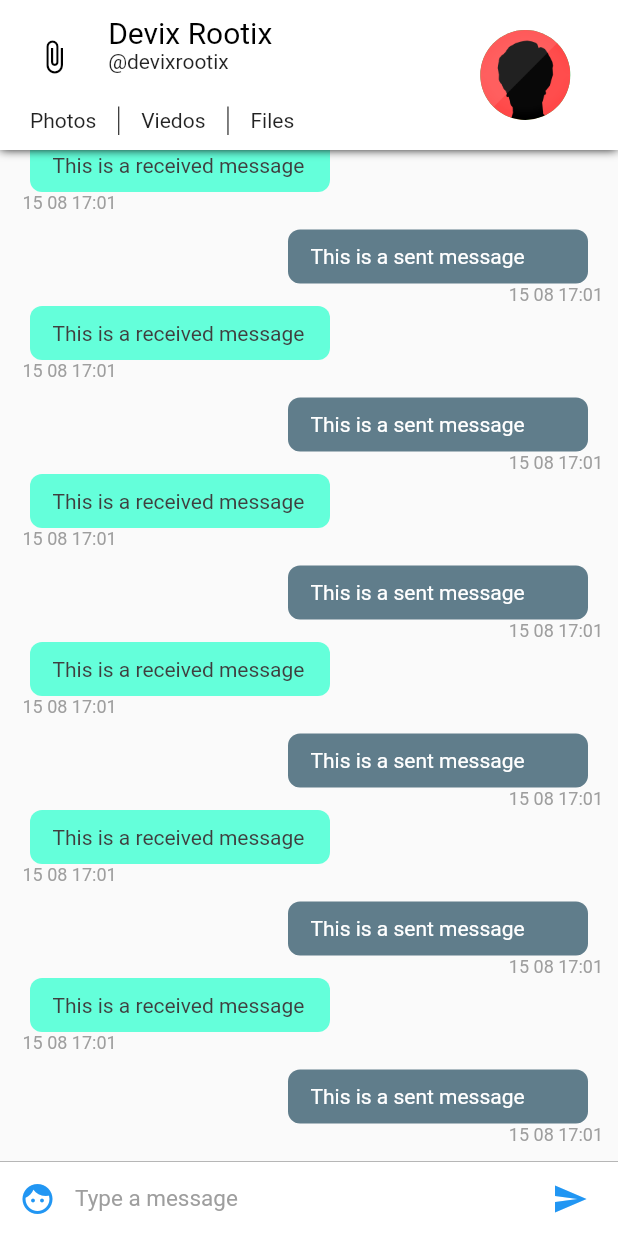
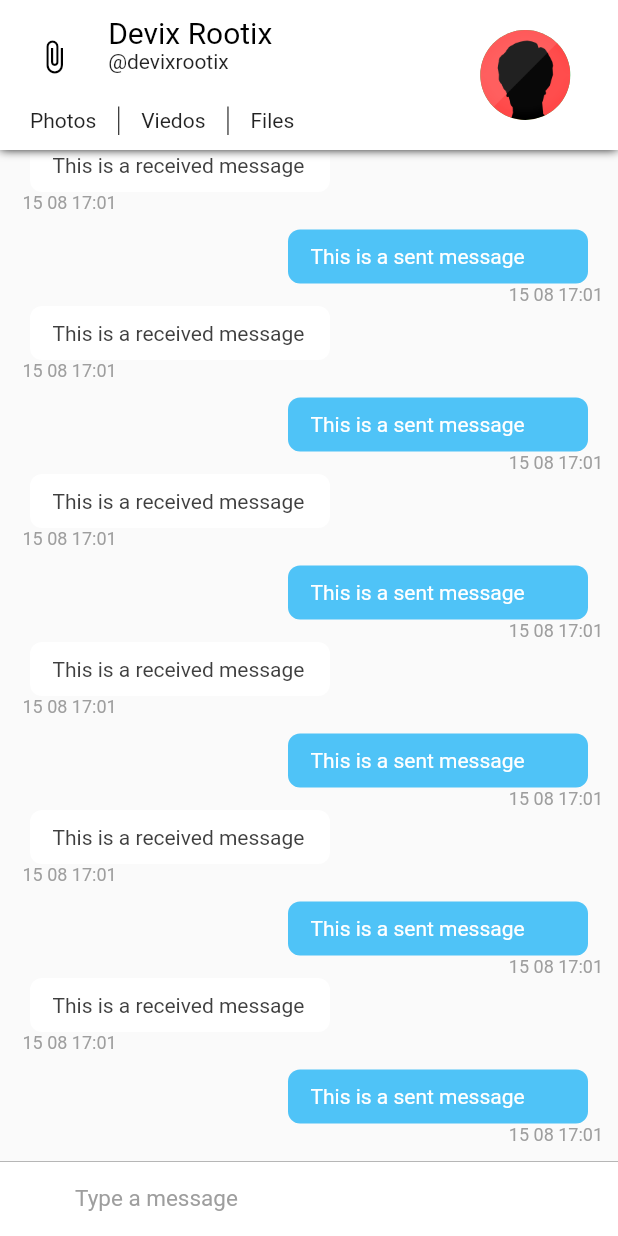
Before and after one commit to root5427/nuntius, a Flutter app: the screen it shows after launch, on a phone screen of 412 x 824 dp. Run offline on Flutter 3.47's test engine with Material 2 defaults, Android fonts, the phone set to English and light mode, and no system bars.

Commit message:
Some style improvements

```diff
--- a/lib/config/Palette.dart
+++ b/lib/config/Palette.dart
@@ -2,14 +2,16 @@ import 'package:flutter/material.dart';
 
 // Color palette for the app
 class Palette {
-  static Color primaryColor = Colors.blue;
+  static Color primaryColor = Colors.white;
+  static Color accentColor = Color(0xff4fc3f7);
   static Color secondaryColor = Colors.black;
   static Color primaryTextColor = Colors.black;
   static Color secondaryTextColor = Colors.black87;
   static Color primaryBackgroundColor = Colors.white;
-  static Color selfMessageBackgroundColor = Colors.blueGrey;
-  static Color otherMessageBackgroundColor = Colors.tealAccent;
+  static Color selfMessageBackgroundColor = Color(0xff4fc3f7);
+  static Color otherMessageBackgroundColor = Colors.white;
   static Color selfMessageColor = Colors.white;
   static Color otherMessageColor = Color(0xff3f3f3f);
   static Color greyColor = Colors.grey;
+  static Color chatBackgroundColor = Color(0xfffafafa);
 }
--- /dev/null
+++ b/lib/config/Styles.dart
@@ -0,0 +1,24 @@
+import 'package:flutter/material.dart';
+import 'Palette.dart';
+
+class Styles {
+  static TextStyle textHeading = TextStyle(
+    color: Palette.primaryTextColor,
+    fontSize: 20.0,
+  );
+  static TextStyle subHeading = TextStyle(
+    color: Palette.primaryTextColor,
+    fontSize: 14.0,
+  );
+  static TextStyle text = TextStyle(
+    color: Palette.secondaryTextColor,
+  );
+  static TextStyle subText = TextStyle(
+    color: Palette.greyColor,
+  );
+  static TextStyle date = TextStyle(
+    color: Palette.greyColor,
+    fontSize: 12.0,
+    fontStyle: FontStyle.normal,
+  );
+}
--- a/lib/widgets/ChatAppBar.dart
+++ b/lib/widgets/ChatAppBar.dart
@@ -1,16 +1,13 @@
 import 'package:flutter/material.dart';
 import '../config/Assets.dart';
 import '../config/Palette.dart';
+import '../config/Styles.dart';
 
 class ChatAppBar extends StatelessWidget implements PreferredSizeWidget {
   final double height = 100.0;
   const ChatAppBar();
   @override
   Widget build(BuildContext context) {
-    var textHeading = TextStyle(color: Palette.primaryTextColor, fontSize: 20);
-    var textStyle = TextStyle(color: Palette.secondaryTextColor);
-
-    // double width = MediaQuery.of(context).size.width;
     return Material(
       child: Container(
         decoration: new BoxDecoration(boxShadow: [
@@ -58,8 +55,9 @@ class ChatAppBar extends StatelessWidget implements PreferredSizeWidget {
                                       mainAxisSize: MainAxisSize.min,
                                       children: <Widget>[
                                         Text("Devix Rootix",
-                                            style: textHeading),
-                                        Text("@devixrootix", style: textStyle),
+                                            style: Styles.textHeading),
+                                        Text("@devixrootix",
+                                            style: Styles.text),
                                       ],
                                     ),
                                   ),
@@ -78,7 +76,7 @@ class ChatAppBar extends StatelessWidget implements PreferredSizeWidget {
                               children: <Widget>[
                                 Text(
                                   "Photos",
-                                  style: textStyle,
+                                  style: Styles.text,
                                 ),
                                 VerticalDivider(
                                   width: 30.0,
@@ -86,13 +84,13 @@ class ChatAppBar extends StatelessWidget implements PreferredSizeWidget {
                                 ),
                                 Text(
                                   "Viedos",
-                                  style: textStyle,
+                                  style: Styles.text,
                                 ),
                                 VerticalDivider(
                                   width: 30.0,
                                   color: Palette.primaryTextColor,
                                 ),
-                                Text("Files", style: textStyle),
+                                Text("Files", style: Styles.text),
                               ],
                             ),
                           ),
```
